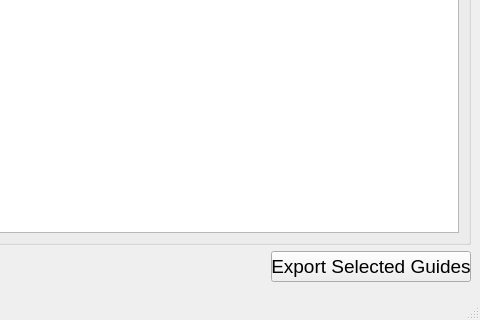
Above: resultsWindow.ui from TrinhLab/CASPERapp before the change; both pictures show x 796 to 1276 and y 485 to 805 of the 1276 by 805 pixel window. Below: the same form after it.
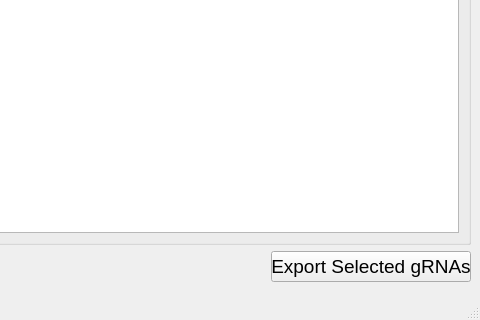
That is the form after the change.

Commit message: Changes to multitargeting scaff viewer, added export function to MT and PA

```diff
--- a/resultsWindow.ui
+++ b/resultsWindow.ui
@@ -45,7 +45,7 @@
        <string>Export selected guides to a CSV file.</string>
       </property>
       <property name="text">
-       <string>Export Selected Guides</string>
+       <string>Export Selected gRNAs</string>
       </property>
      </widget>
     </item>
```
The commit also changes 7 other files.
